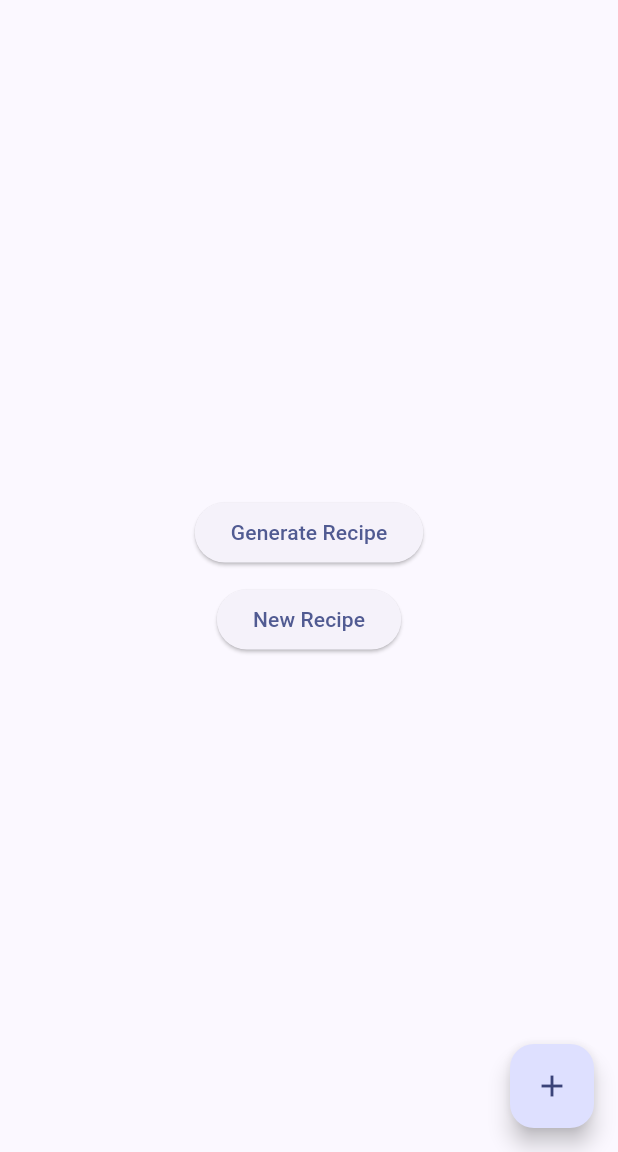
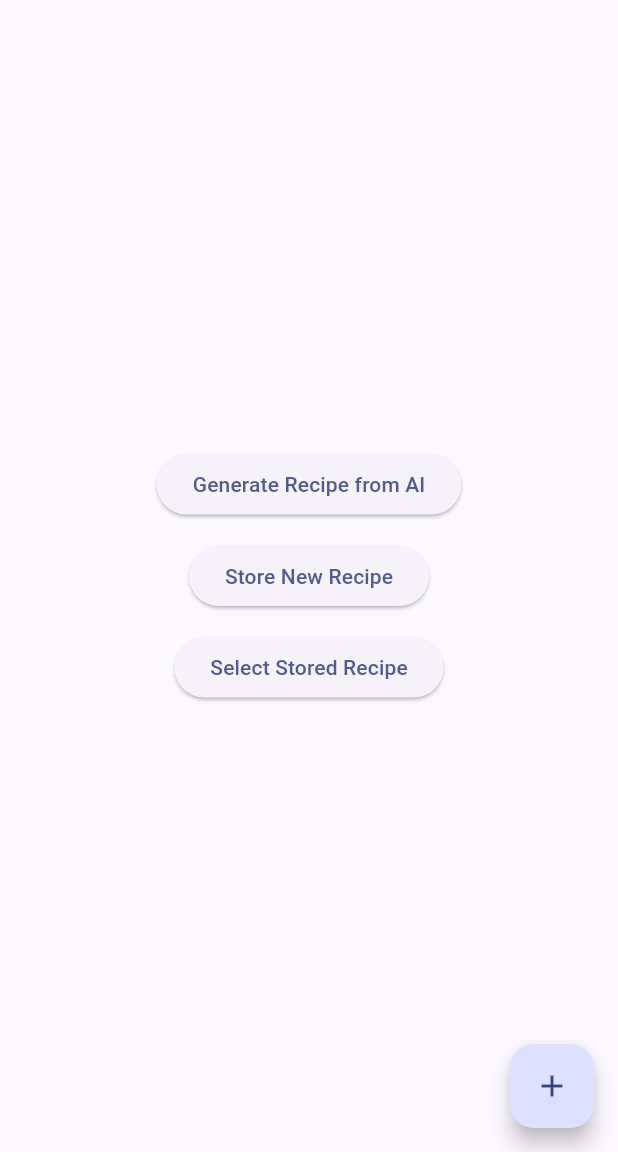
Before and after one commit to nrhooks17/recipe-generator-frontend, a Flutter app: the screen it shows after launch, on a phone screen of 412 x 824 dp, the part 84-1236 px from its top. Run offline on Flutter 3.47's test engine with Material 3 defaults, Android fonts, the phone set to English and light mode, and no system bars.

Commit message:
update frontend

```diff
--- a/lib/main.dart
+++ b/lib/main.dart
@@ -1,6 +1,7 @@
 import 'package:flutter/material.dart';
 import 'utils/alert.dart';
 import 'pages/new_recipe.dart';
+import 'pages/view_recipe.dart';
 
 
 void main() {
@@ -28,15 +29,6 @@ class MyApp extends StatelessWidget {
 class MyHomePage extends StatefulWidget {
   const MyHomePage({super.key, required this.title});
 
-  // This widget is the home page of your application. It is stateful, meaning
-  // that it has a State object (defined below) that contains fields that affect
-  // how it looks.
-
-  // This class is the configuration for the state. It holds the values (in this
-  // case the title) provided by the parent (in this case the App widget) and
-  // used by the build method of the State. Fields in a Widget subclass are
-  // always marked "final".
-
   final String title;
 
   @override
@@ -59,48 +51,22 @@ class _MyHomePageState extends State<MyHomePage> {
 
   @override
   Widget build(BuildContext context) {
-    // This method is rerun every time setState is called, for instance as done
-    // by the _incrementCounter method above.
-    //
-    // The Flutter framework has been optimized to make rerunning build methods
-    // fast, so that you can just rebuild anything that needs updating rather
-    // than having to individually change instances of widgets.
     return Scaffold(
       appBar: AppBar(
-        // TRY THIS: Try changing the color here to a specific color (to
-        // Colors.amber, perhaps?) and trigger a hot reload to see the AppBar
-        // change color while the other colors stay the same.
         backgroundColor: Theme.of(context).colorScheme.inversePrimary,
-        // Here we take the value from the MyHomePage object that was created by
-        // the App.build method, and use it to set our appbar title.
         title: Text(widget.title),
       ),
       body: Center(
-        // Center is a layout widget. It takes a single child and positions it
-        // in the middle of the parent.
         child: Column(
-          // Column is also a layout widget. It takes a list of children and
-          // arranges them vertically. By default, it sizes itself to fit its
-          // children horizontally, and tries to be as tall as its parent.
-          //
-          // Column has various properties to control how it sizes itself and
-          // how it positions its children. Here we use mainAxisAlignment to
-          // center the children vertically; the main axis here is the vertical
-          // axis because Columns are vertical (the cross axis would be
-          // horizontal).
-          //
-          // TRY THIS: Invoke "debug painting" (choose the "Toggle Debug Paint"
-          // action in the IDE, or press "p" in the console), to see the
-          // wireframe for each widget.
           mainAxisAlignment: MainAxisAlignment.center,
           children: <Widget>[
              ElevatedButton(
               onPressed: () {
-                AlertUtil.showAlert(context);
+                AlertUtil.showAlert(context, "Generate Random Recipe", "Generating a random recipe...");
               },
-              child: const Text('Generate Recipe'),
+              child: const Text('Generate Recipe from AI'),
             ),
-            const SizedBox(height: 10),
+            const SizedBox(height: 13),
             ElevatedButton(
               onPressed: () {
                 Navigator.push(
@@ -108,8 +74,18 @@ class _MyHomePageState extends State<MyHomePage> {
                   MaterialPageRoute(builder: (context) => const NewRecipe()),
                 );
               },
-              child: const Text('New Recipe')
+              child: const Text('Store New Recipe')
             ),
+            const SizedBox(height: 13),
+            ElevatedButton(
+              onPressed: () {
+                Navigator.push(
+                  context,
+                  MaterialPageRoute(builder: (context) => const ViewRecipe()),
+                );
+              },
+              child: const Text('Select Stored Recipe')
+            )
           ],
         ),
       ),
@@ -120,6 +96,4 @@ class _MyHomePageState extends State<MyHomePage> {
       ), // This trailing comma makes auto-formatting nicer for build methods.
     );
   }
-
-  // This function will show an alert dialog when called
 }
--- /dev/null
+++ b/lib/models/recipe.dart
@@ -0,0 +1,49 @@
+import 'ingredient.dart';
+
+class Recipe {
+  String recipeName;
+  String description;
+  int prepTimeMinutes;
+  int cookTimeMinutes;
+  int servings;
+  List<Ingredient> ingredients;
+  List<String> procedure;
+
+
+  Recipe({
+    required this.recipeName,
+    required this.description,
+    required this.prepTimeMinutes,
+    required this.cookTimeMinutes,
+    required this.servings,
+    required this.ingredients,
+    required this.procedure,
+  });
+
+  // This method assigns values from the json object to a new recipe object.
+  static Recipe fromJson(Map<String, dynamic> json) {
+    List<Ingredient> ingredients = [];
+    List<String> procedure = [];
+
+    // grab ingredients from json object.
+    for (var i = 0; i < json['ingredients'].length; i++) {
+
+      ingredients.add(Ingredient.fromJson(json['ingredients'][i]));
+    }
+
+    // grab procedure from json object.
+    for (var i = 0; i < json['procedure'].length; i++) {
+      procedure.add(json['procedure'][i]);
+    }
+
+    return Recipe(
+      recipeName: json['recipeName'],
+      description: json['description'],
+      prepTimeMinutes: json['prepTimeMinutes'],
+      cookTimeMinutes: json['cookTimeMinutes'],
+      servings: json['servings'],
+      ingredients: ingredients,
+      procedure: procedure,
+    );
+  }
+}
--- a/lib/utils/alert.dart
+++ b/lib/utils/alert.dart
@@ -1,13 +1,13 @@
 import 'package:flutter/material.dart';
 
 class AlertUtil {
-  static void showAlert(context){
+  static void showAlert(BuildContext context, String title, String message){
     showDialog(
       context: context,
       builder: (BuildContext context) {
         return AlertDialog(
-            title: const Text('Alert'),
-            content: const Text("This is an alert dialog."),
+            title: Text(title),
+            content: Text(message),
             actions: <Widget>[
               TextButton(
                 child: const Text('Ok'),
--- a/pubspec.yaml
+++ b/pubspec.yaml
@@ -31,6 +31,7 @@ dependencies:
   flutter:
     sdk: flutter
   http: ^1.3.0
+  logging: ^1.3.0
 
 
   # The following adds the Cupertino Icons font to your application.
```
Also changed, not shown: lib/models/ingredient.dart (+14 -0 lines), lib/pages/new_recipe.dart (+18 -3 lines), lib/pages/view_recipe.dart (added, +167 -0 lines), lib/services/logger.dart (added), pubspec.lock.
